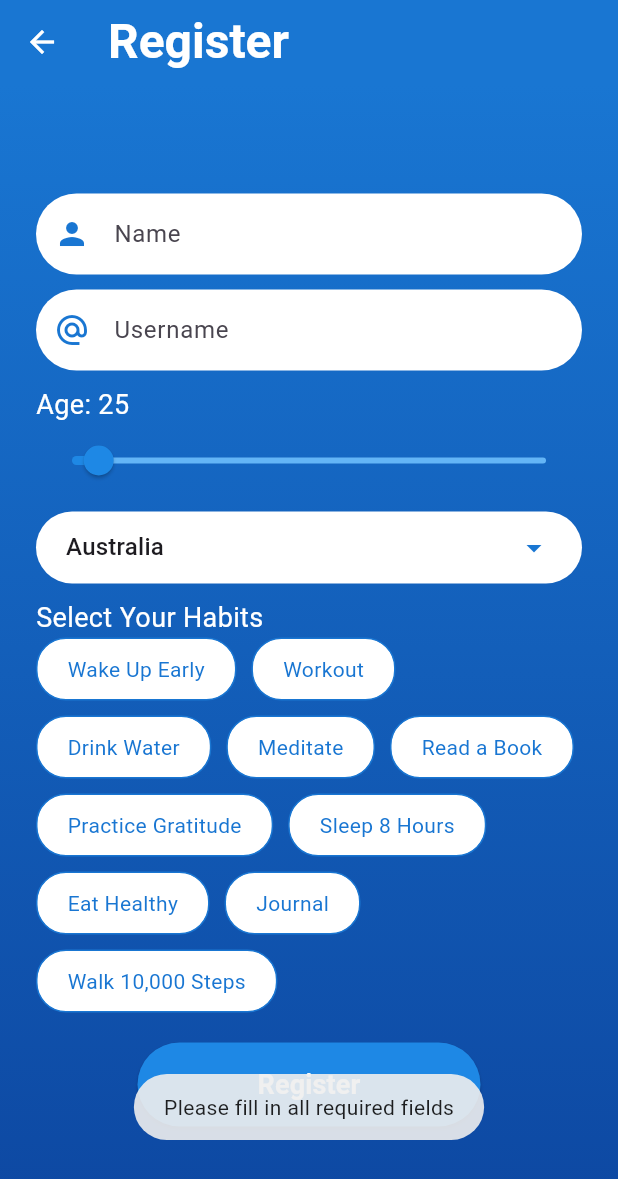
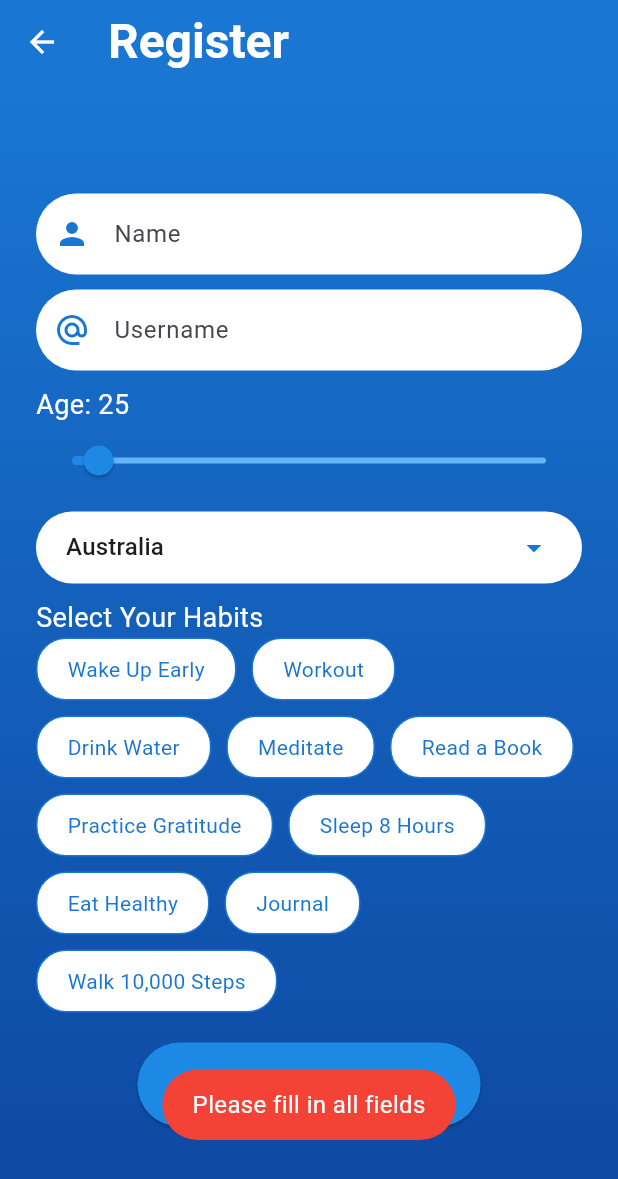
Before and after one commit to nicolemontiel/habit_tracker, a Flutter app: the RegisterScreen screen opened directly, after a tap on "Register", on a phone screen of 412 x 824 dp. Shown: the top 1179 px of the screen. Run offline on Flutter 3.47's test engine with Material 3 defaults, Android fonts, the phone set to English and light mode, and no system bars; our stand-ins replace flutter_local_notifications, fluttertoast, shared_preferences; accounts and stored records are empty.

Commit message:
Add project files

```diff
--- a/lib/register_screen.dart
+++ b/lib/register_screen.dart
@@ -1,5 +1,7 @@
 import 'package:flutter/material.dart';
 import 'package:fluttertoast/fluttertoast.dart';
+
+import 'habit_tracker_screen.dart';
 import 'login_screen.dart';
 
 class RegisterScreen extends StatefulWidget {
@@ -12,7 +14,7 @@ class RegisterScreen extends StatefulWidget {
 class _RegisterScreenState extends State<RegisterScreen> {
   final _nameController = TextEditingController();
   final _usernameController = TextEditingController();
-  double _age = 25; // Default age
+  double _age = 25; // Default age set to 25
   String _country = 'United States';
   List<String> _countries = [];
   List<String> selectedHabits = [];
@@ -28,8 +30,6 @@ class _RegisterScreenState extends State<RegisterScreen> {
     'Journal',
     'Walk 10,000 Steps'
   ];
-
-  bool _isLoading = false;
 
   @override
   void initState() {
@@ -59,81 +59,30 @@ class _RegisterScreenState extends State<RegisterScreen> {
     });
   }
 
+  void _showToast(String message) {
+    Fluttertoast.showToast(
+      msg: message,
+      toastLength: Toast.LENGTH_SHORT,
+      gravity: ToastGravity.BOTTOM,
+      backgroundColor: Colors.red,
+      textColor: Colors.white,
+      fontSize: 16.0,
+    );
+  }
+
   void _register() async {
-    String name = _nameController.text.trim();
-    String username = _usernameController.text.trim();
+    final name = _nameController.text;
+    final username = _usernameController.text;
 
-    if (name.isEmpty || username.isEmpty) {
-      Fluttertoast.showToast(msg: "Please fill in all required fields");
+    if (username.isEmpty || name.isEmpty) {
+      _showToast('Please fill in all fields');
       return;
     }
 
-    setState(() {
-      _isLoading = true;
-    });
-
-    try {
-      // Simulate a network call delay for registration
-      await Future.delayed(const Duration(seconds: 2));
-
-      // Dummy registration success logic
-      Fluttertoast.showToast(msg: "Registration successful");
-
-      // Navigate back to the login screen
     Navigator.pushReplacement(
-          context, MaterialPageRoute(builder: (context) => const LoginScreen()));
-    } catch (error) {
-      Fluttertoast.showToast(msg: "Registration failed: $error");
-    } finally {
-      setState(() {
-        _isLoading = false;
-      });
-    }
-  }
-
-  Widget _buildInputField(
-      TextEditingController controller, String hint, IconData icon) {
-    return Container(
-      decoration: BoxDecoration(
-        color: Colors.white,
-        borderRadius: BorderRadius.circular(30),
-      ),
-      child: TextField(
-        controller: controller,
-        decoration: InputDecoration(
-          prefixIcon: Icon(icon, color: Colors.blue.shade700),
-          hintText: hint,
-          border: InputBorder.none,
-          contentPadding:
-              const EdgeInsets.symmetric(horizontal: 20, vertical: 15),
-        ),
-      ),
-    );
-  }
-
-  Widget _buildCountryDropdown() {
-    return Container(
-      padding: const EdgeInsets.symmetric(horizontal: 20),
-      decoration: BoxDecoration(
-        color: Colors.white,
-        borderRadius: BorderRadius.circular(30),
-      ),
-      child: DropdownButton<String>(
-        value: _country,
-        icon: Icon(Icons.arrow_drop_down, color: Colors.blue.shade700),
-        isExpanded: true,
-        underline: const SizedBox(),
-        items: _countries.map((String value) {
-          return DropdownMenuItem<String>(
-            value: value,
-            child: Text(value),
-          );
-        }).toList(),
-        onChanged: (newValue) {
-          setState(() {
-            _country = newValue!;
-          });
-        },
+      context,
+      MaterialPageRoute(
+        builder: (context) => HabitTrackerScreen(username: username),
       ),
     );
   }
@@ -156,7 +105,7 @@ class _RegisterScreenState extends State<RegisterScreen> {
           onPressed: () {
             Navigator.pushReplacement(
               context,
-              MaterialPageRoute(builder: (context) => const LoginScreen()),
+              MaterialPageRoute(builder: (context) => LoginScreen()),
             );
           },
         ),
@@ -207,22 +156,13 @@ class _RegisterScreenState extends State<RegisterScreen> {
                   children: availableHabits.map((habit) {
                     final isSelected = selectedHabits.contains(habit);
                     return GestureDetector(
-                      onTap: () {
-                        setState(() {
-                          if (isSelected) {
-                            selectedHabits.remove(habit);
-                          } else {
-                            selectedHabits.add(habit);
-                          }
-                        });
-                      },
+                      onTap: () => null,
                       child: Container(
                         padding: const EdgeInsets.symmetric(
                             horizontal: 20, vertical: 10),
                         decoration: BoxDecoration(
-                          color: isSelected
-                              ? Colors.blue.shade600
-                              : Colors.white,
+                          color:
+                              isSelected ? Colors.blue.shade600 : Colors.white,
                           borderRadius: BorderRadius.circular(20),
                           border: Border.all(color: Colors.blue.shade700),
                         ),
@@ -240,9 +180,7 @@ class _RegisterScreenState extends State<RegisterScreen> {
                 ),
                 const SizedBox(height: 20),
                 Center(
-                  child: _isLoading
-                      ? const CircularProgressIndicator()
-                      : ElevatedButton(
+                  child: ElevatedButton(
                     onPressed: _register,
                     style: ElevatedButton.styleFrom(
                       backgroundColor: Colors.blue.shade600,
@@ -269,4 +207,51 @@ class _RegisterScreenState extends State<RegisterScreen> {
       ),
     );
   }
+
+  Widget _buildInputField(
+      TextEditingController controller, String hint, IconData icon) {
+    return Container(
+      decoration: BoxDecoration(
+        color: Colors.white,
+        borderRadius: BorderRadius.circular(30),
+      ),
+      child: TextField(
+        controller: controller,
+        decoration: InputDecoration(
+          prefixIcon: Icon(icon, color: Colors.blue.shade700),
+          hintText: hint,
+          border: InputBorder.none,
+          contentPadding:
+              const EdgeInsets.symmetric(horizontal: 20, vertical: 15),
+        ),
+      ),
+    );
   }
+
+  Widget _buildCountryDropdown() {
+    return Container(
+      padding: const EdgeInsets.symmetric(horizontal: 20),
+      decoration: BoxDecoration(
+        color: Colors.white,
+        borderRadius: BorderRadius.circular(30),
+      ),
+      child: DropdownButton<String>(
+        value: _country,
+        icon: Icon(Icons.arrow_drop_down, color: Colors.blue.shade700),
+        isExpanded: true,
+        underline: const SizedBox(),
+        items: _countries.map((String value) {
+          return DropdownMenuItem<String>(
+            value: value,
+            child: Text(value),
+          );
+        }).toList(),
+        onChanged: (newValue) {
+          setState(() {
+            _country = newValue!;
+          });
+        },
+      ),
+    );
+  }
+}
```
Also changed, not shown: lib/habit_tracker_screen.dart (added, +215 -0 lines), lib/login_screen.dart (+15 -75 lines). Lines whose indentation alone changed are shown as unchanged.
